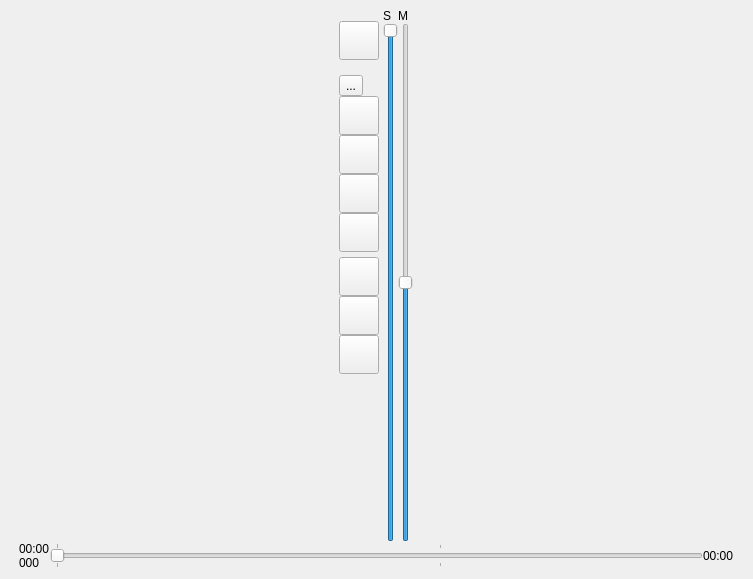
First picture: the form in GUI/main_window.ui, repository Eugene-q/PresenterPlayer, before the edit.
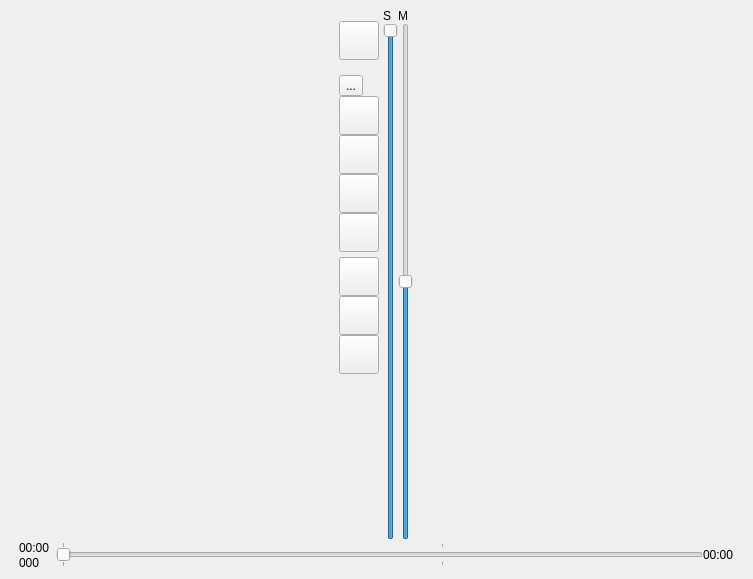
Second picture: the form after the edit. Icons and pictures are not drawn.

Commit message: - Исправлено: при открытии приложения волна первой загруженной песни рисовалась неправильно. Ширина слайдера до окончания _init_ равна дефолтной ширине - 100, а первая песня загружается из _init_. После создания окна слайдер меняет размер согласно политике. Пришлось вручную изменить размер слайдера в _init_ исходя из размера окна. - Исправлено: при воспроизведении метка текущего времени немного меняла размер в зависимости от цифр и слайдер ползал за ней туда-сюда. Указан минимальный размер метки в дизайне.

```diff
--- a/GUI/main_window.ui
+++ b/GUI/main_window.ui
@@ -544,6 +544,18 @@
         </property>
         <item>
          <widget class="QLabel" name="labelCurrentPos">
+          <property name="sizePolicy">
+           <sizepolicy hsizetype="Preferred" vsizetype="Preferred">
+            <horstretch>0</horstretch>
+            <verstretch>0</verstretch>
+           </sizepolicy>
+          </property>
+          <property name="minimumSize">
+           <size>
+            <width>37</width>
+            <height>16</height>
+           </size>
+          </property>
           <property name="text">
            <string>00:00</string>
           </property>
```
The commit also changes 2 other files.
